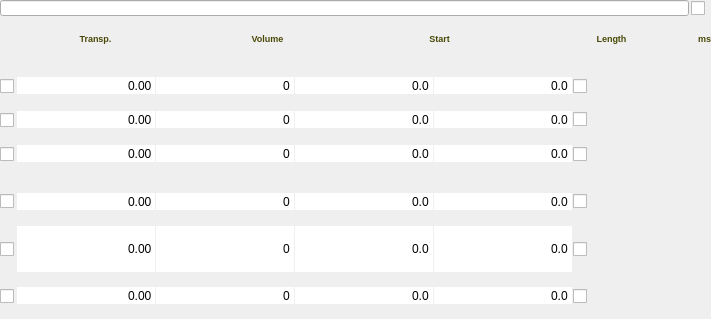
Old version of the form Qt/qt4_patch_widget.ui in the repository kmatheussen/radium.
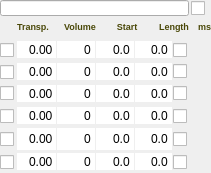
New version of the form.

Patch:
```diff
--- a/Qt/qt4_patch_widget.ui
+++ b/Qt/qt4_patch_widget.ui
@@ -6,8 +6,8 @@
    <rect>
     <x>0</x>
     <y>0</y>
-    <width>711</width>
-    <height>319</height>
+    <width>211</width>
+    <height>173</height>
    </rect>
   </property>
   <property name="sizePolicy">
```
Left out of the diff: 8 changed lines with no effect on the pictures.
